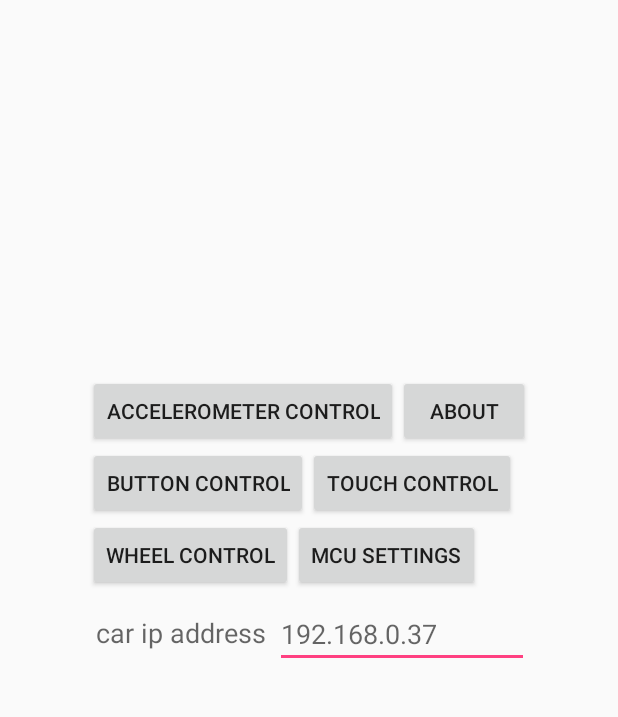
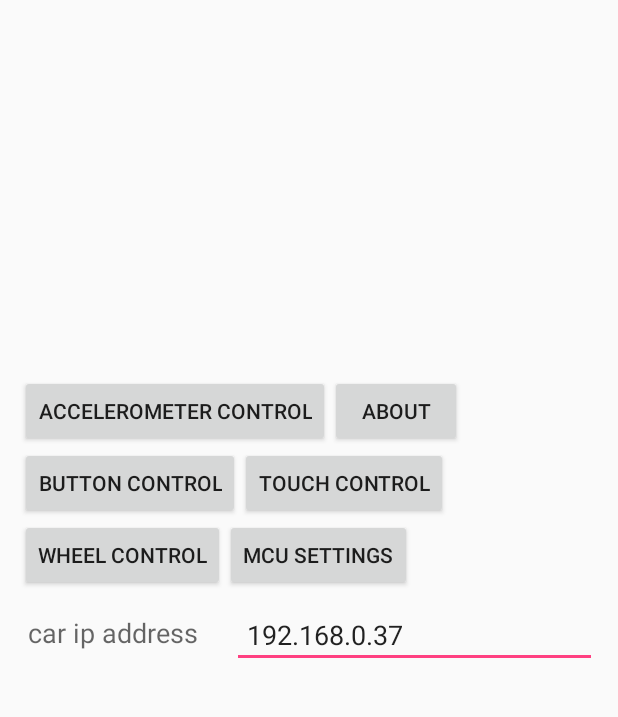
Before and after one commit to OlegEfimov/car_control, an Android app: the layout activity_main.xml on its own in the app's theme, with its tools: preview values and no code run, on a phone screen of 412 x 824 dp, the part 96-813 px from its top. Run offline under Robolectric (Android 15) with nearby library versions, the phone set to English and light mode, and no system bars.

Commit message:
dbg prefs

```diff
--- a/app/src/main/res/layout/activity_main.xml
+++ b/app/src/main/res/layout/activity_main.xml
@@ -78,15 +78,18 @@
             android:textAppearance="?android:attr/textAppearanceMedium" />
 
         <EditText
-            android:id="@+id/ip_ws_edit"
-            android:layout_width="169dp"
+            android:id="@+id/edit_ip_websocket"
+            android:layout_width="243dp"
             android:layout_height="wrap_content"
-            android:layout_alignEnd="@+id/button_buttons"
             android:layout_alignParentBottom="true"
-            android:layout_marginEnd="-147dp"
+            android:layout_alignParentStart="true"
+            android:layout_marginStart="141dp"
+            android:hint="@string/ip_ws_address"
             android:digits="0123456789."
-            android:ems="10"
-            android:hint="192.168.0.37" />
+            android:text="@string/ip_ws_address"
+            android:inputType="numberDecimal"
+            android:padding="10dp" />
+
 
     </RelativeLayout>
 
--- a/app/src/main/res/xml/pref.xml
+++ b/app/src/main/res/xml/pref.xml
@@ -13,6 +13,12 @@
 			 android:title="MAC address"
 			 android:summary="MAC-address of Bluetooth module"
 			 android:defaultValue="@+string/default_MAC" />
+
+		<EditTextPreference
+			android:key="pref_ip_websocket_address"
+			android:title="MAC address"
+			android:summary="MAC-address of Bluetooth module"
+			android:defaultValue="@+string/default_MAC" />
 
 		<EditTextPreference
 			 android:key="pref_commandLeft"
```
Also changed, not shown: app/src/main/java/com/example/user/car_control2/MainActivity.java (+47 -0 lines).
